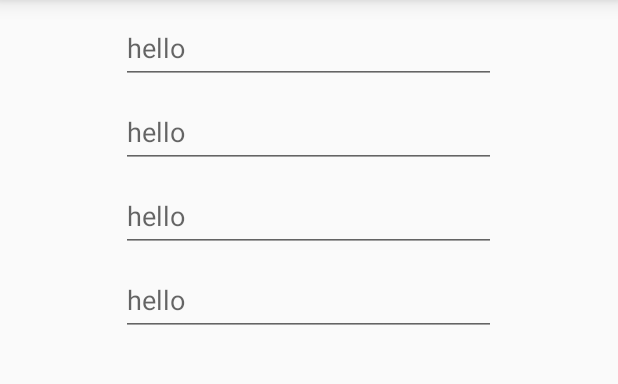
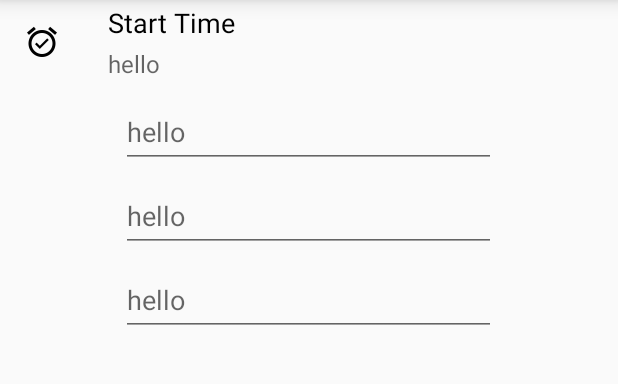
Before and after one commit to calblueprint/sage-mobile, an Android app: the fragment CheckInRequestFragment placed in its activity, on a phone screen of 412 x 824 dp, the part 84-468 px from its top. Run offline under Robolectric (Android 15) with nearby library versions, the phone set to English and light mode, and no system bars; our stand-ins replace ButterKnife, CircleImageView.

Commit message:
styling request form

```diff
--- a/sage-android/Sage/app/src/main/java/blueprint/com/sage/checkIn/fragments/CheckInMapFragment.java
+++ b/sage-android/Sage/app/src/main/java/blueprint/com/sage/checkIn/fragments/CheckInMapFragment.java
@@ -169,7 +169,6 @@ public class CheckInMapFragment extends CheckInAbstractFragment
         } else {
             showStartCheckInDialog();
         }
-        toggleButton();
     }
 
     private void showOutOfBoundsDialog() {
@@ -279,6 +278,7 @@ public class CheckInMapFragment extends CheckInAbstractFragment
     private void startCheckIn() {
         mPreferences.edit().putString(getString(R.string.check_in_start_time),
                                       getFormattedTimeNow()).apply();
+        toggleButton();
     }
 
 
@@ -287,7 +287,7 @@ public class CheckInMapFragment extends CheckInAbstractFragment
         if (startTime.isEmpty()) {
             Snackbar.make(mContainer, R.string.check_in_request_error, Snackbar.LENGTH_SHORT).show();
         }
-
+        toggleButton();
         FragUtil.replaceBackStack(R.id.check_in_container, CheckInRequestFragment.newInstance(), getActivity());
 
 //        User user = getParentActivity().getUser();
--- a/sage-android/Sage/app/src/main/res/layout/fragment_check_in_request.xml
+++ b/sage-android/Sage/app/src/main/res/layout/fragment_check_in_request.xml
@@ -4,16 +4,49 @@
     android:layout_height="match_parent"
     android:gravity="center_horizontal">
 
-    <android.support.design.widget.TextInputLayout
-        android:layout_width="250dp"
-        android:layout_height="wrap_content">
+    <RelativeLayout
+        android:layout_width="match_parent"
+        android:layout_height="wrap_content"
+        android:orientation="horizontal">
 
-        <EditText
+        <ImageView
+            android:id="@+id/check_in_request_start_icon"
+            android:layout_width="24dp"
+            android:layout_height="24dp"
+            android:layout_margin="16dp"
+            android:src="@drawable/ic_alarm_on_black"
+            android:layout_centerVertical="true"/>
+
+        <LinearLayout
             android:layout_width="match_parent"
             android:layout_height="wrap_content"
-            android:hint="hello" />
+            android:layout_marginLeft="16dp"
+            android:layout_marginRight="16dp"
+            android:layout_toRightOf="@id/check_in_request_start_icon"
+            android:layout_toEndOf="@id/check_in_request_start_icon"
+            android:layout_centerVertical="true"
+            android:orientation="vertical">
 
-    </android.support.design.widget.TextInputLayout>
+            <TextView
+                android:id="@+id/check_in_request_start_text"
+                android:layout_width="wrap_content"
+                android:layout_height="wrap_content"
+                android:layout_marginBottom="4dp"
+                android:textSize="18sp"
+                android:textColor="@color/black"
+                android:text="Start Time"/>
+
+            <TextView
+                android:layout_width="match_parent"
+                android:layout_height="wrap_content"
+                android:gravity="center_vertical"
+                android:textSize="16sp"
+                android:hint="hello" />
+
+        </LinearLayout>
+    </RelativeLayout>
+
+
 
     <android.support.design.widget.TextInputLayout
         android:layout_width="250dp"
--- a/sage-android/Sage/app/src/main/res/values/styles_check_in.xml
+++ b/sage-android/Sage/app/src/main/res/values/styles_check_in.xml
@@ -9,4 +9,8 @@
         <item name="elevation">10dp</item>
         <item name="fabSize">normal</item>
     </style>
+
+    <string name="CheckInField">
+
+    </string>
 </resources>
```
Also changed, not shown: sage-android/Sage/app/src/main/res/drawable-hdpi/ic_alarm_off_black.png (added), sage-android/Sage/app/src/main/res/drawable-hdpi/ic_alarm_on_black.png (added), sage-android/Sage/app/src/main/res/drawable-hdpi/ic_comment_black.png (added), sage-android/Sage/app/src/main/res/drawable-mdpi/ic_alarm_off_black.png (added), sage-android/Sage/app/src/main/res/drawable-mdpi/ic_alarm_on_black.png (added), sage-android/Sage/app/src/main/res/drawable-mdpi/ic_comment_black.png (added), sage-android/Sage/app/src/main/res/drawable-xhdpi/ic_alarm_off_black.png (added), sage-android/Sage/app/src/main/res/drawable-xhdpi/ic_alarm_on_black.png (added), sage-android/Sage/app/src/main/res/drawable-xhdpi/ic_comment_black.png (added).
